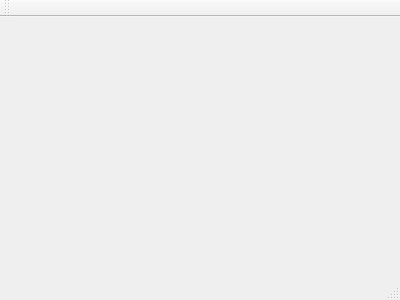
This is AppHotel/mainwindow.ui in ThomDumont/Projeto-Hotel as Qt 5 draws it before an edit. The edited form follows.
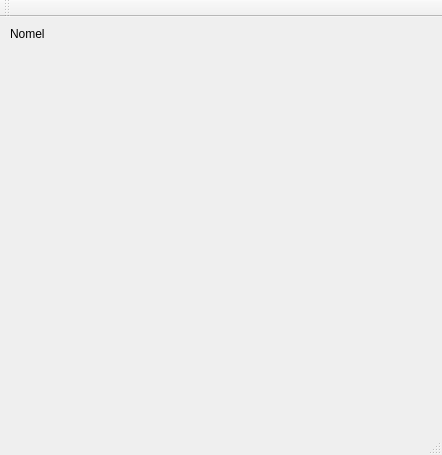
This is the edited form.

```diff
--- a/AppHotel/mainwindow.ui
+++ b/AppHotel/mainwindow.ui
@@ -1,24 +1,53 @@
 <ui version="4.0">
  <class>MainWindow</class>
- <widget class="QMainWindow" name="MainWindow" >
-  <property name="geometry" >
+ <widget class="QMainWindow" name="MainWindow">
+  <property name="geometry">
    <rect>
     <x>0</x>
     <y>0</y>
-    <width>400</width>
-    <height>300</height>
+    <width>442</width>
+    <height>455</height>
    </rect>
   </property>
   <property name="windowTitle" >
    <string>MainWindow</string>
   </property>
-  <widget class="QMenuBar" name="menuBar" />
-  <widget class="QToolBar" name="mainToolBar" />
-  <widget class="QWidget" name="centralWidget" />
-  <widget class="QStatusBar" name="statusBar" />
+  <widget class="QWidget" name="centralWidget">
+   <widget class="QLabel" name="label">
+    <property name="geometry">
+     <rect>
+      <x>10</x>
+      <y>10</y>
+      <width>47</width>
+      <height>13</height>
+     </rect>
+    </property>
+    <property name="text">
+     <string>Nomel</string>
+    </property>
+   </widget>
+  </widget>
+  <widget class="QMenuBar" name="menuBar">
+   <property name="geometry">
+    <rect>
+     <x>0</x>
+     <y>0</y>
+     <width>442</width>
+     <height>21</height>
+    </rect>
+   </property>
+  </widget>
+  <widget class="QToolBar" name="mainToolBar">
+   <attribute name="toolBarArea">
+    <enum>TopToolBarArea</enum>
+   </attribute>
+   <attribute name="toolBarBreak">
+    <bool>false</bool>
+   </attribute>
+  </widget>
+  <widget class="QStatusBar" name="statusBar"/>
  </widget>
- <layoutDefault spacing="6" margin="11" />
- <pixmapfunction></pixmapfunction>
+ <layoutdefault spacing="6" margin="11"/>
  <resources/>
  <connections/>
 </ui>
```
Left out of the diff: 3 changed lines with no effect on the pictures.
